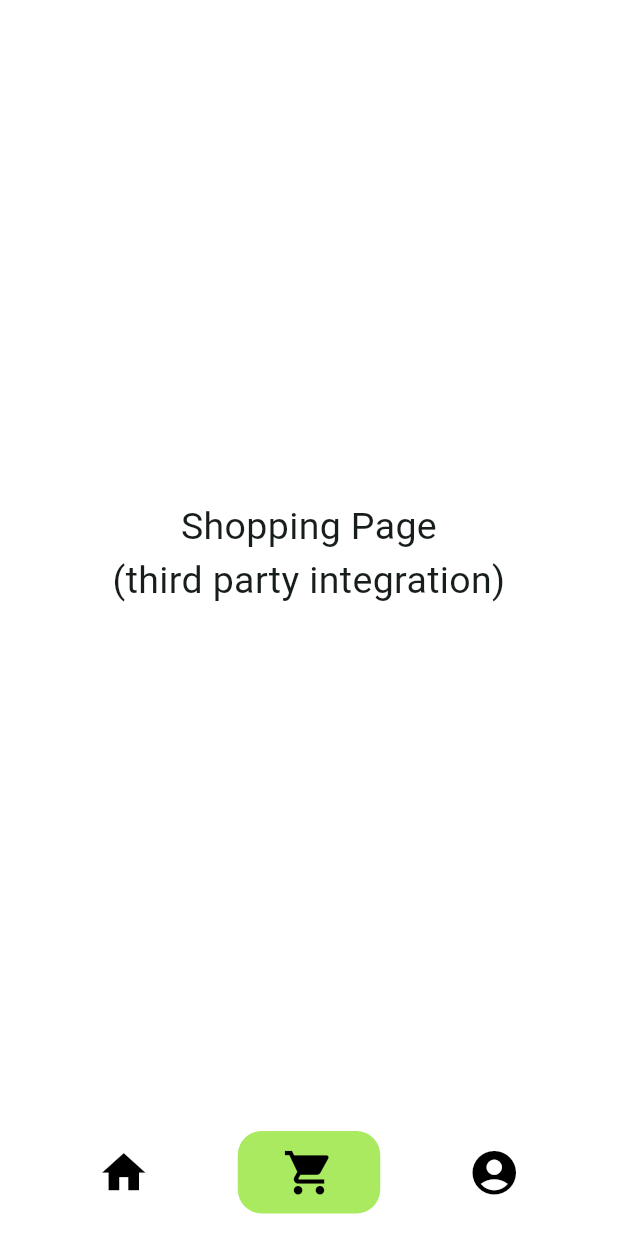
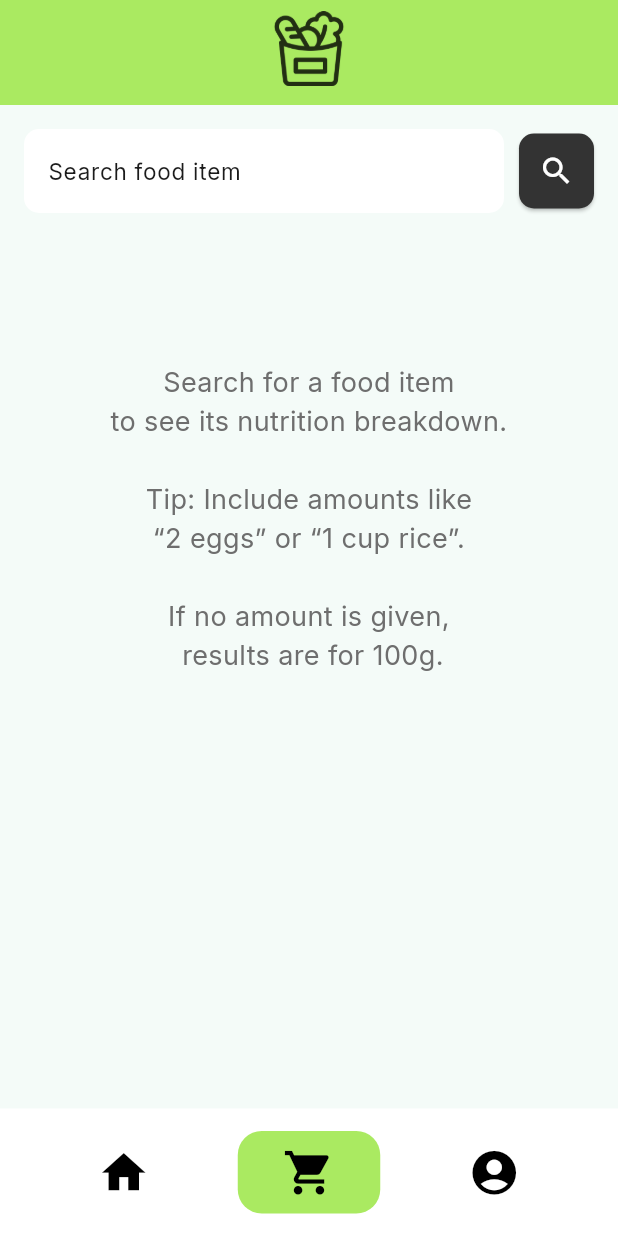
Before and after one commit to AmanCantCode/SP05-Grocery-List, a Flutter app: the screen it shows once a user with an empty profile is signed in, item 2 of the bottom bar chosen, on a phone screen of 412 x 824 dp. Run offline on Flutter 3.47's test engine with Material 3 defaults, Android fonts, the phone set to English and light mode, and no system bars; drawn by our look-alikes of google_nav_bar; our stand-ins replace flutter_dotenv, google_sign_in, supabase_flutter; accounts and stored records are empty.

Commit message:
third party integration - nutrition look up

```diff
--- a/lib/components/nav.dart
+++ b/lib/components/nav.dart
@@ -1,7 +1,7 @@
 import 'package:flutter/material.dart';
 import 'package:google_nav_bar/google_nav_bar.dart';
 import 'package:sp_grocery_list/pages/homepage.dart';
-import 'package:sp_grocery_list/pages/shopping_page.dart';
+import 'package:sp_grocery_list/pages/third_party_integration/nutrition_page.dart';
 import 'package:sp_grocery_list/pages/user_account_page.dart';
 
 class Navigation extends StatefulWidget {
@@ -18,7 +18,8 @@ class _NavigationState extends State<Navigation> {
   // List of pages for each tab
   final List<Widget> _pages = [
     HomePage(),
-    ShoppingPage(),
+    //ShoppingPage(),
+    NutritionScreen(),
     UserAccountPage(),
   ];
 
--- a/lib/pages/shopping_page.dart
+++ /dev/null
@@ -1,22 +0,0 @@
-import 'package:flutter/material.dart';
-
-class ShoppingPage extends StatefulWidget {
-  const ShoppingPage({super.key});
-
-  @override
-  State<ShoppingPage> createState() => _ShoppingPageState();
-}
-
-class _ShoppingPageState extends State<ShoppingPage> {
-  @override
-  Widget build(BuildContext context) {
-    return Container(
-      color: Colors.white,
-      child: Center(
-        child: Text("Shopping Page \n(third party integration)",
-          style: TextStyle(fontSize: 25),
-        textAlign: TextAlign.center,),
-      ),
-    );
-  }
-}
--- /dev/null
+++ b/lib/pages/third_party_integration/nutrition_page.dart
@@ -0,0 +1,299 @@
+import 'package:flutter/material.dart';
+import 'package:flutter_dotenv/flutter_dotenv.dart';
+import 'package:http/http.dart' as http;
+import 'dart:convert';
+
+const String _apiUrl = "https://api.calorieninjas.com/v1/nutrition";
+String get _apiKey => dotenv.env['CAL_API_KEY'] ?? '';
+
+// Simple data class to hold fetched nutrition information
+class NutritionData {
+  final String name;
+  final double calories;
+  final double proteinG;
+  final double carbsG;
+  final double fatG;
+  final double sugarG;
+  final double fiberG;
+  final double sodiumMg;
+
+  NutritionData.fromJson(Map<String, dynamic> json)
+      : name = json['name'] ?? 'N/A',
+        calories = (json['calories'] as num?)?.toDouble() ?? 0.0,
+        proteinG = (json['protein_g'] as num?)?.toDouble() ?? 0.0,
+        carbsG = (json['carbohydrates_total_g'] as num?)?.toDouble() ?? 0.0,
+        fatG = (json['fat_total_g'] as num?)?.toDouble() ?? 0.0,
+        sugarG = (json['sugar_g'] as num?)?.toDouble() ?? 0.0,
+        fiberG = (json['fiber_g'] as num?)?.toDouble() ?? 0.0,
+        sodiumMg = (json['sodium_mg'] as num?)?.toDouble() ?? 0.0;
+}
+
+// --- NUTRITION SCREEN (The page content, ready for navigation) ---
+class NutritionScreen extends StatefulWidget {
+  const NutritionScreen({super.key});
+
+  @override
+  State<NutritionScreen> createState() => _NutritionScreenState();
+}
+
+class _NutritionScreenState extends State<NutritionScreen> {
+  final TextEditingController _queryController = TextEditingController();
+  List<NutritionData>? _results;
+  bool _isLoading = false;
+  String? _errorMessage;
+
+  // --- Network Request Logic ---
+  Future<void> _getNutrition() async {
+    final query = _queryController.text.trim();
+
+    final apiKey = _apiKey;
+
+    if (query.isEmpty) {
+      setState(() => _errorMessage = 'Please enter a food item to search.');
+      return;
+    }
+
+    // API key check is simplified since a key is now provided
+    if (apiKey.isEmpty) {
+      setState(() => _errorMessage = 'API Key is missing.');
+      return;
+    }
+
+    setState(() {
+      _isLoading = true;
+      _results = null;
+      _errorMessage = null;
+    });
+
+    try {
+      final uri = Uri.parse('$_apiUrl?query=${Uri.encodeComponent(query)}');
+      final response = await http.get(
+        uri,
+        headers: {"X-Api-Key": apiKey},
+      );
+
+      if (response.statusCode == 200) {
+        final data = json.decode(response.body);
+        final items = data['items'] as List;
+
+        if (items.isEmpty) {
+          setState(() => _errorMessage = 'No nutrition data found for "$query".');
+        } else {
+          setState(() {
+            _results = items.map((item) => NutritionData.fromJson(item)).toList();
+          });
+        }
+      } else {
+        setState(() {
+          _errorMessage = 'API Error: ${response.statusCode}. Please try again.';
+          debugPrint('API Error Body: ${response.body}');
+        });
+      }
+    } catch (e) {
+      setState(() => _errorMessage = 'Network Error: Could not connect.');
+      debugPrint('Exception: $e');
+    } finally {
+      setState(() => _isLoading = false);
+    }
+  }
+
+  // Helper widget to display a single nutrition row
+  Widget _buildInfoRow(String label, String value) {
+    return Padding(
+      padding: const EdgeInsets.symmetric(vertical: 4.0),
+      child: Row(
+        mainAxisAlignment: MainAxisAlignment.spaceBetween,
+        children: [
+          Text(
+            label,
+            style: const TextStyle(fontWeight: FontWeight.w600, fontSize: 16, color: Color(0xFF333333)),
+          ),
+          Text(
+            value,
+            style: const TextStyle(fontSize: 16, color: Color(0xFF333333)),
+          ),
+        ],
+      ),
+    );
+  }
+
+  // Widget to display the full nutrition card, styled like the GroupPage items
+  Widget _buildResultCard(NutritionData data) {
+    return Container(
+      margin: const EdgeInsets.only(bottom: 20, left: 5, right: 5),
+      decoration: BoxDecoration(
+        color: const Color(0xFFAAEA61), // Light green background from GroupPage
+        borderRadius: BorderRadius.circular(15),
+        boxShadow: [
+          BoxShadow(
+            color: Colors.black.withOpacity(0.1),
+            blurRadius: 5,
+            offset: const Offset(0, 3),
+          ),
+        ],
+      ),
+      child: Padding(
+        padding: const EdgeInsets.all(20),
+        child: Column(
+          crossAxisAlignment: CrossAxisAlignment.start,
+          children: [
+            Text(
+              data.name.toUpperCase(),
+              style: const TextStyle(
+                fontFamily: 'Poppins',
+                fontSize: 24,
+                fontWeight: FontWeight.bold,
+                color: Color(0xFF333333), // Dark text color
+              ),
+            ),
+            // Subtler divider to fit the theme
+            const Divider(height: 20, thickness: 1, color: Color(0xFFE5F5C0)),
+
+            _buildInfoRow('Calories', '${data.calories.toStringAsFixed(1)} kcal'),
+            _buildInfoRow('Protein', '${data.proteinG.toStringAsFixed(1)} g'),
+            _buildInfoRow('Carbs', '${data.carbsG.toStringAsFixed(1)} g'),
+            _buildInfoRow('Fat', '${data.fatG.toStringAsFixed(1)} g'),
+
+            const Divider(height: 20, thickness: 1, color: Color(0xFFE5F5C0)),
+
+            _buildInfoRow('Sugar', '${data.sugarG.toStringAsFixed(1)} g'),
+            _buildInfoRow('Fiber', '${data.fiberG.toStringAsFixed(1)} g'),
+            _buildInfoRow('Sodium', '${data.sodiumMg.toStringAsFixed(0)} mg'),
+          ],
+        ),
+      ),
+    );
+  }
+
+  @override
+  Widget build(BuildContext context) {
+    return Scaffold(
+      appBar: AppBar(
+        toolbarHeight: 70.0,
+        backgroundColor: const Color(0xFFAAEA61),
+        title: Padding(
+          padding: const EdgeInsets.only(top: 15.0, bottom: 20.0),
+          child: Image.asset('assets/images/Logo.png',
+            width: 50,
+            height: 50,
+          ),
+        ),
+        centerTitle: true,
+      ),
+      body: Padding(
+        padding: const EdgeInsets.all(16.0),
+        child: Column(
+          children: [
+            // --- Search Input ---
+            Row(
+              children: [
+                Expanded(
+                  child: TextFormField(
+                    controller: _queryController,
+                    decoration: InputDecoration(
+                      filled: true,
+                      fillColor: Colors.white,
+                      hintText: "Search food item",
+                      hintStyle: TextStyle(
+                        fontFamily: 'Inter',
+                        fontSize: 15,
+                        color: Color(0xFF1B1B1B),
+                      ),
+                      border: OutlineInputBorder(
+                        borderRadius: BorderRadius.circular(10),
+                        borderSide: BorderSide.none,
+                      ),
+                    ),
+                    onFieldSubmitted: (_) => _getNutrition(),
+                  ),
+                ),
+                const SizedBox(width: 10),
+                SizedBox(
+                  height: 50,
+                  width: 50,
+                  child: ElevatedButton(
+                    onPressed: _isLoading ? null : _getNutrition,
+                    style: ElevatedButton.styleFrom(
+                      backgroundColor: const Color(0xFF333333),
+                      foregroundColor: Colors.white,
+                      shape: RoundedRectangleBorder(
+                        borderRadius: BorderRadius.circular(10),
+                      ),
+                      padding: EdgeInsets.zero, // ensures no weird spacing
+                    ),
+                    child: _isLoading
+                        ? const SizedBox(
+                      width: 20,
+                      height: 20,
+                      //child: CircularProgressIndicator(color: Colors.white, strokeWidth: 2),
+                    )
+                        : const Center(
+                      child: Icon(
+                        Icons.search,
+                        color: Colors.white,
+                        size: 24,
+                      ),
+                    ),
+                  ),
+                )
+
+              ],
+            ),
+            const SizedBox(height: 20),
+
+            // --- Results / Status Area ---
+            if (_isLoading && _results == null)
+              const Padding(
+                padding: EdgeInsets.only(top: 50),
+                child: Column(
+                  children: [
+                    CircularProgressIndicator(),
+                    SizedBox(height: 10),
+                    Text('Fetching nutrition data...', style: TextStyle(color: Color(0xFF6E6E6E))),
+                  ],
+                ),
+              ),
+
+            if (_errorMessage != null)
+              Padding(
+                padding: const EdgeInsets.only(top: 50),
+                child: Text(
+                  _errorMessage!,
+                  style: const TextStyle(color: Colors.red, fontSize: 16, fontWeight: FontWeight.bold),
+                ),
+              ),
+
+            // --- Nutrition Results List ---
+            if (_results != null && _results!.isNotEmpty)
+              Expanded(
+                child: ListView.builder(
+                  itemCount: _results!.length,
+                  itemBuilder: (context, index) {
+                    return _buildResultCard(_results![index]);
+                  },
+                ),
+              ),
+
+            if (_results == null && !_isLoading && _errorMessage == null)
+              const Padding(
+                padding: EdgeInsets.only(top: 80),
+                child: Text(
+                  'Search for a food item \nto see its nutrition breakdown.'
+                      '\n\nTip: Include amounts like \n“2 eggs” or “1 cup rice”.'
+                      '\n\nIf no amount is given,\n results are for 100g.',
+                  textAlign: TextAlign.center,
+                  style: TextStyle(fontFamily: 'Inter',fontSize: 18, color: Color(0xFF6E6E6E)),
+                ),
+              ),
+          ],
+        ),
+      ),
+    );
+  }
+
+  @override
+  void dispose() {
+    _queryController.dispose();
+    super.dispose();
+  }
+}
--- a/pubspec.yaml
+++ b/pubspec.yaml
@@ -38,6 +38,7 @@ dependencies:
   flutter_dotenv: ^5.1.0
   google_nav_bar: ^5.0.7
   google_sign_in: ^6.2.1
+  http: ^1.5.0
 
 dev_dependencies:
   flutter_test:
```
Also changed, not shown: pubspec.lock, 1 other file.
